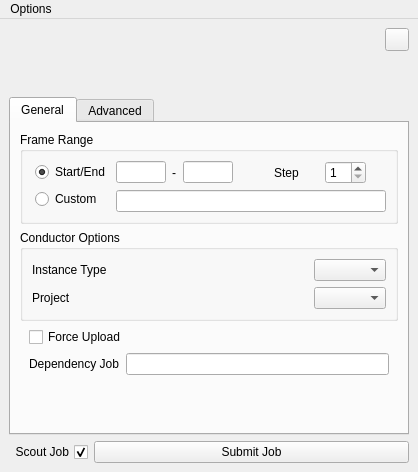
Above: conductor/resources/submitter.ui from AtomicConductor/conductor_client before the change. Below: the same form after it.
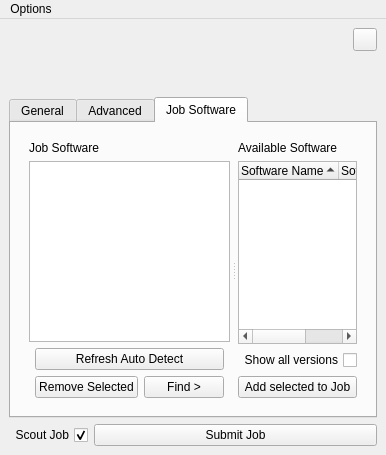
That is the form after the change. The open tabs and pages were chosen to show the change. Icons and pictures are not drawn.

Commit message:
[BREAKING CHANGE] added software packages support (quick and dirty)
- quick and dirty hard coded package match mechanism. Will make this
programatic/dynamic in upcoming release.
- updated to UI to allow software selection and autodetection
- removed usage of docker images
- updated render commands to include full executable (not just the args)

The edit to the form file:
```diff
--- a/conductor/resources/submitter.ui
+++ b/conductor/resources/submitter.ui
@@ -6,8 +6,8 @@
    <rect>
     <x>0</x>
     <y>0</y>
-    <width>418</width>
-    <height>472</height>
+    <width>360</width>
+    <height>455</height>
    </rect>
   </property>
   <property name="windowTitle">
@@ -680,6 +680,198 @@
         </item>
        </layout>
       </widget>
+      <widget class="QWidget" name="ui_software_versions_tab">
+       <property name="toolTip">
+        <string>Job Software:
+When submitting a job, it's important to indicate which software packages the job requires.
+These are the software packages that will be made available when the job is run.
+If this is not indicated correctly, the job will likely fail or malfunction.
+Choose software packages from the &quot;Available Software&quot; list on the right and add them to your Job's packages (on the left).
+You will likely need to have a package for your host software (Maya, Nuke, etc), and potentially any plugins (Vray, Arnold, etc).</string>
+       </property>
+       <attribute name="title">
+        <string>Job Software</string>
+       </attribute>
+       <layout class="QVBoxLayout" name="verticalLayout_12">
+        <item>
+         <widget class="QWidget" name="widget" native="true">
+          <layout class="QVBoxLayout" name="verticalLayout_13">
+           <item>
+            <widget class="QSplitter" name="ui_packages_splitter">
+             <property name="orientation">
+              <enum>Qt::Horizontal</enum>
+             </property>
+             <property name="handleWidth">
+              <number>8</number>
+             </property>
+             <widget class="QWidget" name="widget_3" native="true">
+              <layout class="QVBoxLayout" name="verticalLayout_14">
+               <property name="margin">
+                <number>0</number>
+               </property>
+               <item>
+                <widget class="QLabel" name="label_9">
+                 <property name="text">
+                  <string>Job Software</string>
+                 </property>
+                </widget>
+               </item>
+               <item>
+                <widget class="QTreeWidget" name="ui_job_software_trwgt">
+                 <property name="styleSheet">
+                  <string notr="true"/>
+                 </property>
+                 <property name="selectionMode">
+                  <enum>QAbstractItemView::ExtendedSelection</enum>
+                 </property>
+                 <property name="indentation">
+                  <number>5</number>
+                 </property>
+                 <property name="sortingEnabled">
+                  <bool>true</bool>
+                 </property>
+                 <property name="headerHidden">
+                  <bool>true</bool>
+                 </property>
+                 <column>
+                  <property name="text">
+                   <string notr="true">1</string>
+                  </property>
+                 </column>
+                </widget>
+               </item>
+               <item>
+                <widget class="QWidget" name="widget_10" native="true">
+                 <layout class="QVBoxLayout" name="verticalLayout_10">
+                  <property name="leftMargin">
+                   <number>6</number>
+                  </property>
+                  <property name="topMargin">
+                   <number>0</number>
+                  </property>
+                  <property name="rightMargin">
+                   <number>6</number>
+                  </property>
+                  <property name="bottomMargin">
+                   <number>0</number>
+                  </property>
+                  <item>
+                   <widget class="QPushButton" name="ui_auto_detect_pbtn">
+                    <property name="toolTip">
+                     <string>Auto-detect and populate the software packages that should be used for your job</string>
+                    </property>
+                    <property name="text">
+                     <string>Refresh Auto Detect</string>
+                    </property>
+                   </widget>
+                  </item>
+                  <item>
+                   <widget class="QWidget" name="widget_11" native="true">
+                    <layout class="QHBoxLayout" name="horizontalLayout_2">
+                     <property name="margin">
+                      <number>0</number>
+                     </property>
+                     <item>
+                      <widget class="QPushButton" name="ui_remove_selected_pbtn">
+                       <property name="toolTip">
+                        <string>Remove selected packages from the Job Software pane.</string>
+                       </property>
+                       <property name="text">
+                        <string>Remove Selected</string>
+                       </property>
+                      </widget>
+                     </item>
+                     <item>
+                      <widget class="QPushButton" name="ui_find_pbtn">
+                       <property name="toolTip">
+                        <string>Find and highlight any selected Job packages in the &quot;Available Software&quot; pane.</string>
+                       </property>
+                       <property name="text">
+                        <string>Find &gt;</string>
+                       </property>
+                      </widget>
+                     </item>
+                    </layout>
+                   </widget>
+                  </item>
+                 </layout>
+                </widget>
+               </item>
+              </layout>
+             </widget>
+             <widget class="QWidget" name="widget_9" native="true">
+              <property name="toolTip">
+               <string>Available Software:
+A list of software packages that can be made available for your job.
+Select desired packages from this list and add them to your Job (on the left).</string>
+              </property>
+              <layout class="QVBoxLayout" name="verticalLayout_11">
+               <property name="margin">
+                <number>0</number>
+               </property>
+               <item>
+                <widget class="QLabel" name="label_8">
+                 <property name="text">
+                  <string>Available Software</string>
+                 </property>
+                </widget>
+               </item>
+               <item>
+                <widget class="QTreeWidget" name="ui_software_versions_trwgt">
+                 <property name="styleSheet">
+                  <string notr="true">/* font: 75 10pt; */</string>
+                 </property>
+                 <property name="selectionMode">
+                  <enum>QAbstractItemView::ExtendedSelection</enum>
+                 </property>
+                 <property name="sortingEnabled">
+                  <bool>true</bool>
+                 </property>
+                 <column>
+                  <property name="text">
+                   <string>Software Name</string>
+                  </property>
+                 </column>
+                 <column>
+                  <property name="text">
+                   <string>Software Version</string>
+                  </property>
+                 </column>
+                </widget>
+               </item>
+               <item>
+                <widget class="QCheckBox" name="ui_show_all_versions_chkbx">
+                 <property name="toolTip">
+                  <string>Display all versions of software available.
+When this is off, only software packages of a detected version are displayed.</string>
+                 </property>
+                 <property name="layoutDirection">
+                  <enum>Qt::RightToLeft</enum>
+                 </property>
+                 <property name="text">
+                  <string>Show all versions</string>
+                 </property>
+                </widget>
+               </item>
+               <item>
+                <widget class="QPushButton" name="ui_add_to_job_pbtn">
+                 <property name="toolTip">
+                  <string>Add the selected software packages (from the right panel) to the Job's software packages (the left panel).</string>
+                 </property>
+                 <property name="text">
+                  <string>Add selected to Job</string>
+                 </property>
+                </widget>
+               </item>
+              </layout>
+             </widget>
+            </widget>
+           </item>
+          </layout>
+         </widget>
+        </item>
+       </layout>
+      </widget>
      </widget>
     </item>
     <item>
```
Left out of the diff: 4 changed lines with no effect on the pictures. The commit also changes 13 other files.
